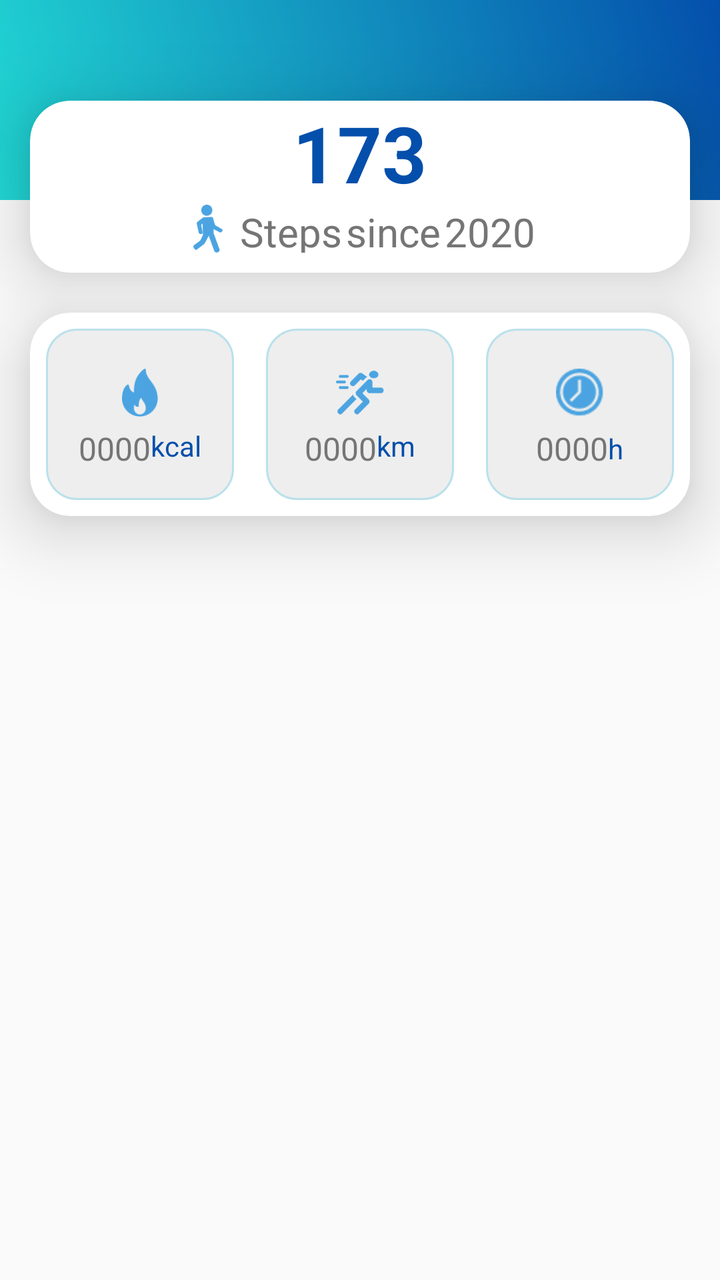
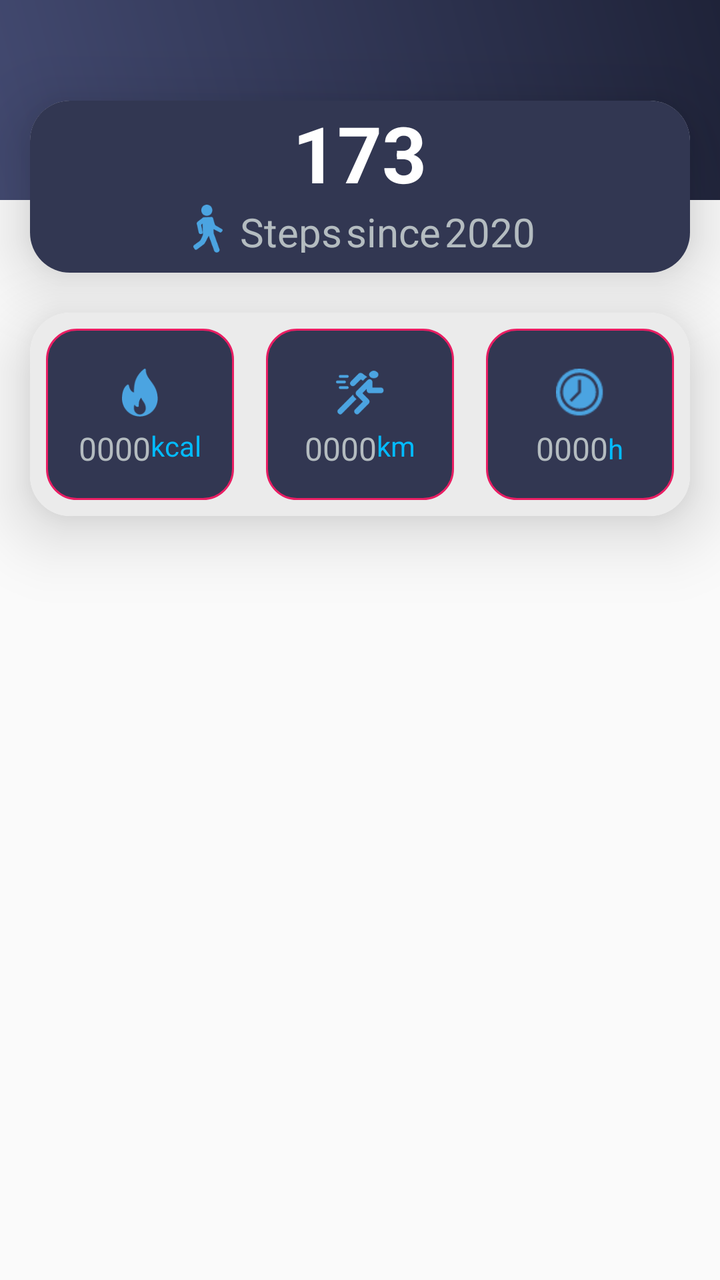

An Android layout rendered at two revisions. The XML below is the earlier revision; the diff shows what the commit changed to produce the second picture.
<!-- AndroidManifest.xml: application theme AppTheme -->
<!-- res/layout/card_training_summary.xml -->
<?xml version="1.0" encoding="utf-8"?>
<LinearLayout xmlns:android="http://schemas.android.com/apk/res/android"
    xmlns:app="http://schemas.android.com/apk/res-auto"
    android:id="@+id/training_overview_activity"
    android:layout_width="match_parent"
    android:layout_height="wrap_content"
    android:fitsSystemWindows="true"
    android:background="@color/transperent"

    android:orientation="vertical">

    <RelativeLayout
        android:layout_width="match_parent"
        android:background="@drawable/a1_grad"
        android:layout_height="100dp"/>

    <androidx.cardview.widget.CardView
        android:id="@+id/cardviewone"
        android:layout_width="match_parent"
        android:layout_height="wrap_content"
        android:layout_marginLeft="@dimen/text_15"
        android:layout_below="@+id/banner"
        android:layout_marginTop="-50dp"
        android:layout_marginRight="@dimen/text_15"
        android:orientation="horizontal"
        app:cardCornerRadius="20dp"

        app:cardElevation="20dip">

    <LinearLayout
        android:layout_width="match_parent"
        android:layout_height="match_parent"
        android:layout_weight="1"
        android:orientation="horizontal">

        <RelativeLayout
            android:layout_width="match_parent"
            android:layout_height="wrap_content"
            android:layout_gravity="center_vertical">

            <RelativeLayout
                android:layout_width="wrap_content"
                android:layout_height="wrap_content"
                android:layout_alignParentTop="true"
                android:layout_centerHorizontal="true"
                android:layout_gravity="center">

                <TextView
                    android:id="@+id/training_card_steps"
                    android:layout_width="wrap_content"
                    android:layout_height="wrap_content"
                    android:layout_centerHorizontal="true"
                    android:textColor="@color/colorPrimaryDark"
                    android:text="173"
                    android:textStyle="bold"
                    android:textIsSelectable="false"
                    android:textSize="39sp" />

                <RelativeLayout
                    android:layout_width="wrap_content"
                    android:layout_height="wrap_content"
                    android:layout_marginBottom="10dp"
                    android:layout_below="@id/training_card_steps"
                    android:layout_centerHorizontal="true"
                    >

                    <ImageView
                        android:id="@+id/imageView8"
                        android:layout_width="24dp"
                        android:layout_height="24dp"
                        android:layout_alignParentLeft="true"
                        android:layout_alignParentStart="true"
                        android:layout_centerInParent="true"
                        android:layout_marginEnd="4dp"
                        android:layout_marginRight="4dp"
                        android:src="@mipmap/icon_1" />

                    <TextView
                        android:id="@+id/textView18"
                        android:layout_width="wrap_content"
                        android:layout_height="wrap_content"
                        android:layout_alignBottom="@+id/imageView8"
                        android:layout_toEndOf="@+id/imageView8"
                        android:layout_toRightOf="@+id/imageView8"
                        android:text="@string/steps"
                        android:textSize="@dimen/text_20"
                        android:textColor="@color/darkgrey" />
                    <TextView
                        android:id="@+id/textView19"
                        android:layout_width="wrap_content"
                        android:layout_height="wrap_content"
                        android:layout_alignBottom="@+id/textView18"
                        android:layout_toEndOf="@+id/textView18"
                        android:layout_toRightOf="@+id/textView18"
                        android:text="@string/since"
                        android:textSize="@dimen/text_20"
                        android:layout_marginLeft="2sp"
                        android:layout_marginStart="2sp"
                        android:textColor="@color/darkgrey" />
                    <TextView
                        android:id="@+id/training_card_since"
                        android:layout_width="wrap_content"
                        android:layout_height="wrap_content"
                        android:layout_alignBottom="@+id/textView19"
                        android:layout_toEndOf="@+id/textView19"
                        android:layout_toRightOf="@+id/textView19"
                        android:layout_marginLeft="2sp"
                        android:layout_marginStart="2sp"
                        android:textSize="@dimen/text_20"
                        android:text="2020"
                        android:textColor="@color/darkgrey" />
                </RelativeLayout>
            </RelativeLayout>
        </RelativeLayout>

    </LinearLayout>
    </androidx.cardview.widget.CardView>

    <androidx.cardview.widget.CardView
        android:id="@+id/cardviewone"
        android:layout_marginBottom="20dp"
        android:layout_width="match_parent"
        android:layout_height="wrap_content"
        android:layout_marginLeft="@dimen/text_15"
        android:layout_below="@+id/banner"
        android:layout_marginTop="20dp"
        android:layout_marginRight="@dimen/text_15"
        android:orientation="horizontal"
        app:cardCornerRadius="20dp"

        app:cardElevation="20dip">

    <LinearLayout
        android:layout_width="match_parent"
        android:layout_height="match_parent"
        android:layout_weight="1"
        android:baselineAligned="false"
        android:orientation="horizontal">

        <RelativeLayout
            android:layout_width="match_parent"
            android:layout_margin="8dp"
            android:layout_height="match_parent"
            android:layout_weight="1">

            <RelativeLayout
                android:layout_width="match_parent"
                android:layout_height="wrap_content"
                android:layout_centerHorizontal="true"

                android:padding="10dp"
                android:background="@drawable/corner1"
                android:layout_centerVertical="true">



                <ImageView
                    android:id="@+id/imageView2"
                    android:layout_width="24dp"
                    android:layout_height="24dp"
                    android:layout_centerHorizontal="true"
                    android:layout_marginTop="10dp"
                    android:src="@mipmap/icon_3" />



                <RelativeLayout
                    android:layout_width="wrap_content"
                    android:layout_height="wrap_content"
                    android:layout_below="@id/imageView2"
                    android:layout_marginBottom="5dp"
                    android:layout_centerHorizontal="true"
                    android:layout_marginTop="5dp">



                    <TextView
                        android:id="@+id/training_card_calories"
                        android:layout_width="wrap_content"
                        android:layout_height="wrap_content"
                        android:layout_alignParentLeft="true"
                        android:layout_alignParentStart="true"
                        android:text="0000"
                        android:layout_centerInParent="true"
                        android:textColor="@color/darkgrey"
                        android:textSize="16sp" />

                    <TextView
                        android:id="@+id/calorieTitle"
                        android:layout_width="wrap_content"
                        android:layout_height="wrap_content"
                        android:gravity="bottom"
                        android:layout_centerHorizontal="true"
                        android:layout_alignBottom="@+id/imageView2"
                        android:layout_toEndOf="@+id/training_card_calories"
                        android:layout_toRightOf="@+id/training_card_calories"
                        android:text="@string/training_card_calories"

                        android:textColor="@color/colorPrimaryDark" />
                </RelativeLayout>
            </RelativeLayout>
        </RelativeLayout>

        <RelativeLayout
            android:layout_width="match_parent"
            android:layout_height="match_parent"
            android:layout_margin="8dp"
            android:layout_weight="1">

            <RelativeLayout
                android:layout_width="match_parent"
                android:layout_height="wrap_content"
                android:layout_centerHorizontal="true"

                android:padding="10dp"
                android:background="@drawable/corner1"
                android:layout_centerVertical="true">

                <ImageView
                    android:id="@+id/imageView4"
                    android:layout_width="24dp"
                    android:layout_height="24dp"
                    android:layout_centerHorizontal="true"
                    android:layout_marginTop="10dp"
                    android:src="@mipmap/icon_2" />


                <RelativeLayout
                    android:layout_width="wrap_content"
                    android:layout_height="wrap_content"
                    android:layout_below="@id/imageView4"
                    android:layout_centerHorizontal="true"
                    android:layout_marginBottom="5dp"

                    android:layout_marginTop="5dp">

                    <TextView
                        android:id="@+id/training_card_distance"
                        android:layout_width="wrap_content"
                        android:layout_height="wrap_content"
                        android:layout_alignParentLeft="true"
                        android:layout_alignParentStart="true"
                        android:text="0000"
                        android:layout_centerInParent="true"
                        android:textColor="@color/darkgrey"
                        android:textSize="16sp" />


                    <TextView
                        android:id="@+id/training_distance_title"
                        android:layout_width="wrap_content"
                        android:layout_height="wrap_content"
                        android:layout_alignBottom="@+id/imageView4"
                        android:layout_toEndOf="@+id/training_card_distance"
                        android:layout_toRightOf="@+id/training_card_distance"
                        android:text="@string/training_card_distance_km"
                        android:textColor="@color/colorPrimaryDark" />
                </RelativeLayout>
            </RelativeLayout>
        </RelativeLayout>

        <RelativeLayout
            android:layout_width="match_parent"
            android:layout_height="match_parent"
            android:layout_margin="8dp"
            android:layout_weight="1">

            <RelativeLayout
                android:layout_width="match_parent"
                android:layout_height="wrap_content"
                android:layout_centerHorizontal="true"
                android:padding="10dp"
                android:background="@drawable/corner1"
                android:layout_centerVertical="true">


                <ImageView
                    android:id="@+id/imageView3"
                    android:layout_width="24dp"
                    android:layout_height="24dp"
                    android:layout_centerHorizontal="true"
                    android:layout_marginTop="10dp"
                    android:src="@drawable/clock_3" />

                <RelativeLayout
                    android:layout_width="wrap_content"
                    android:layout_height="wrap_content"
                    android:layout_below="@id/imageView3"
                    android:layout_centerHorizontal="true"
                    android:layout_marginBottom="5dp"
                    android:layout_marginTop="5dp">


                    <TextView
                        android:id="@+id/training_card_duration"
                        android:layout_width="wrap_content"
                        android:layout_height="wrap_content"
                        android:layout_alignParentLeft="true"
                        android:layout_alignParentStart="true"
                        android:singleLine="true"
                        android:text="0000"
                        android:textColor="@color/darkgrey"
                        android:textSize="16sp" />


                    <TextView
                        android:id="@+id/textView11"
                        android:layout_width="wrap_content"
                        android:layout_height="wrap_content"
                        android:text="@string/training_card_duration"
                        android:textColor="@color/colorPrimaryDark"
                        android:layout_centerVertical="true"
                        android:layout_toRightOf="@+id/training_card_duration"
                        android:layout_toEndOf="@+id/training_card_duration" />
                </RelativeLayout>
            </RelativeLayout>
        </RelativeLayout>
    </LinearLayout>
    </androidx.cardview.widget.CardView>

</LinearLayout>
<!-- resources referenced by this layout -->
<resources>
  <color name="colorPrimaryDark">#044fab</color>
  <color name="darkgrey">#757575</color>
  <color name="transperent">#00ffffff</color>
  <dimen name="text_15">15sp</dimen>
  <dimen name="text_20">20sp</dimen>
  <!-- drawable a1_grad (drawable) -->
  <?xml version="1.0" encoding="utf-8"?>
  <shape xmlns:android="http://schemas.android.com/apk/res/android">
      <gradient
          android:angle="225"
          android:endColor="#21d6d3"
          android:startColor="#044fab" />
  
  
  </shape>
  <!-- drawable clock_3: png bitmap (drawable, 1368 bytes) -->
  <!-- drawable corner1 (drawable) -->
  <?xml version="1.0" encoding="utf-8"?>
  <shape xmlns:android="http://schemas.android.com/apk/res/android"
      android:shape="rectangle">
  
  
      <stroke
          android:width="1dp"
          android:color="#BBE1EB"/>
  
      <corners android:radius="15dp"/>
  
      <solid
          android:color="#EEEEEE"/>
  
  </shape>
  <!-- mipmap icon_1: png bitmap (mipmap-xhdpi, 1923 bytes) -->
  <!-- mipmap icon_2: png bitmap (mipmap-xhdpi, 2374 bytes) -->
  <!-- mipmap icon_3: png bitmap (mipmap-xhdpi, 1640 bytes) -->
  <string name="since">since</string>
  <string name="steps">Steps</string>
  <string name="training_card_calories">kcal</string>
  <string name="training_card_distance_km">km</string>
  <string name="training_card_duration">h</string>
  <style name="AppTheme" parent="Theme.AppCompat.Light.DarkActionBar">
          
          <item name="colorPrimary">@color/colorPrimary</item>
          <item name="colorPrimaryDark">@color/colorPrimaryDark</item>
          <item name="colorAccent">@color/colorAccent</item>
      </style>
  <color name="colorPrimary">#36D1DC</color>
  <color name="colorAccent">#03DAC5</color>
</resources>

<!-- the commit's change to res/layout/card_training_summary.xml (unified diff, before → after) -->
@@ -31,7 +31,8 @@
         android:layout_width="match_parent"
         android:layout_height="match_parent"
         android:layout_weight="1"
-        android:orientation="horizontal">
+        android:orientation="horizontal"
+        android:background="#323752">
 
         <RelativeLayout
             android:layout_width="match_parent"
@@ -50,7 +51,7 @@
                     android:layout_width="wrap_content"
                     android:layout_height="wrap_content"
                     android:layout_centerHorizontal="true"
-                    android:textColor="@color/colorPrimaryDark"
+                    android:textColor="@color/white"
                     android:text="173"
                     android:textStyle="bold"
                     android:textIsSelectable="false"
@@ -84,7 +85,7 @@
                         android:layout_toRightOf="@+id/imageView8"
                         android:text="@string/steps"
                         android:textSize="@dimen/text_20"
-                        android:textColor="@color/darkgrey" />
+                        android:textColor="@color/textColor" />
                     <TextView
                         android:id="@+id/textView19"
                         android:layout_width="wrap_content"
@@ -96,7 +97,7 @@
                         android:textSize="@dimen/text_20"
                         android:layout_marginLeft="2sp"
                         android:layout_marginStart="2sp"
-                        android:textColor="@color/darkgrey" />
+                        android:textColor="@color/textColor" />
                     <TextView
                         android:id="@+id/training_card_since"
                         android:layout_width="wrap_content"
@@ -108,7 +109,7 @@
                         android:layout_marginStart="2sp"
                         android:textSize="@dimen/text_20"
                         android:text="2020"
-                        android:textColor="@color/darkgrey" />
+                        android:textColor="@color/textColor" />
                 </RelativeLayout>
             </RelativeLayout>
         </RelativeLayout>
@@ -135,134 +136,13 @@
         android:layout_height="match_parent"
         android:layout_weight="1"
         android:baselineAligned="false"
-        android:orientation="horizontal">
+        android:orientation="horizontal"
+        android:background="#EBEBEB">
 
         <RelativeLayout
             android:layout_width="match_parent"
             android:layout_margin="8dp"
             android:layout_height="match_parent"
-            android:layout_weight="1">
-
-            <RelativeLayout
-                android:layout_width="match_parent"
-                android:layout_height="wrap_content"
-                android:layout_centerHorizontal="true"
-
-                android:padding="10dp"
-                android:background="@drawable/corner1"
-                android:layout_centerVertical="true">
-
-
-
-                <ImageView
-                    android:id="@+id/imageView2"
-                    android:layout_width="24dp"
-                    android:layout_height="24dp"
-                    android:layout_centerHorizontal="true"
-                    android:layout_marginTop="10dp"
-                    android:src="@mipmap/icon_3" />
-
-
-
-                <RelativeLayout
-                    android:layout_width="wrap_content"
-                    android:layout_height="wrap_content"
-                    android:layout_below="@id/imageView2"
-                    android:layout_marginBottom="5dp"
-                    android:layout_centerHorizontal="true"
-                    android:layout_marginTop="5dp">
-
-
-
-                    <TextView
-                        android:id="@+id/training_card_calories"
-                        android:layout_width="wrap_content"
-                        android:layout_height="wrap_content"
-                        android:layout_alignParentLeft="true"
-                        android:layout_alignParentStart="true"
-                        android:text="0000"
-                        android:layout_centerInParent="true"
-                        android:textColor="@color/darkgrey"
-                        android:textSize="16sp" />
-
-                    <TextView
-                        android:id="@+id/calorieTitle"
-                        android:layout_width="wrap_content"
-                        android:layout_height="wrap_content"
-                        android:gravity="bottom"
-                        android:layout_centerHorizontal="true"
-                        android:layout_alignBottom="@+id/imageView2"
-                        android:layout_toEndOf="@+id/training_card_calories"
-                        android:layout_toRightOf="@+id/training_card_calories"
-                        android:text="@string/training_card_calories"
-
-                        android:textColor="@color/colorPrimaryDark" />
-                </RelativeLayout>
-            </RelativeLayout>
-        </RelativeLayout>
-
-        <RelativeLayout
-            android:layout_width="match_parent"
-            android:layout_height="match_parent"
-            android:layout_margin="8dp"
-            android:layout_weight="1">
-
-            <RelativeLayout
-                android:layout_width="match_parent"
-                android:layout_height="wrap_content"
-                android:layout_centerHorizontal="true"
-
-                android:padding="10dp"
-                android:background="@drawable/corner1"
-                android:layout_centerVertical="true">
-
-                <ImageView
-                    android:id="@+id/imageView4"
-                    android:layout_width="24dp"
-                    android:layout_height="24dp"
-                    android:layout_centerHorizontal="true"
-                    android:layout_marginTop="10dp"
-                    android:src="@mipmap/icon_2" />
-
-
-                <RelativeLayout
-                    android:layout_width="wrap_content"
-                    android:layout_height="wrap_content"
-                    android:layout_below="@id/imageView4"
-                    android:layout_centerHorizontal="true"
-                    android:layout_marginBottom="5dp"
-
-                    android:layout_marginTop="5dp">
-
-                    <TextView
-                        android:id="@+id/training_card_distance"
-                        android:layout_width="wrap_content"
-                        android:layout_height="wrap_content"
-                        android:layout_alignParentLeft="true"
-                        android:layout_alignParentStart="true"
-                        android:text="0000"
-                        android:layout_centerInParent="true"
-                        android:textColor="@color/darkgrey"
-                        android:textSize="16sp" />
-
-
-                    <TextView
-                        android:id="@+id/training_distance_title"
-                        android:layout_width="wrap_content"
-                        android:layout_height="wrap_content"
-                        android:layout_alignBottom="@+id/imageView4"
-                        android:layout_toEndOf="@+id/training_card_distance"
-                        android:layout_toRightOf="@+id/training_card_distance"
-                        android:text="@string/training_card_distance_km"
-                        android:textColor="@color/colorPrimaryDark" />
-                </RelativeLayout>
-            </RelativeLayout>
-        </RelativeLayout>
-
-        <RelativeLayout
-            android:layout_width="match_parent"
-            android:layout_height="match_parent"
-            android:layout_margin="8dp"
             android:layout_weight="1">
 
             <RelativeLayout
@@ -274,6 +154,127 @@
                 android:layout_centerVertical="true">
 
 
+
+                <ImageView
+                    android:id="@+id/imageView2"
+                    android:layout_width="24dp"
+                    android:layout_height="24dp"
+                    android:layout_centerHorizontal="true"
+                    android:layout_marginTop="10dp"
+                    android:src="@mipmap/icon_3" />
+
+
+
+                <RelativeLayout
+                    android:layout_width="wrap_content"
+                    android:layout_height="wrap_content"
+                    android:layout_below="@id/imageView2"
+                    android:layout_marginBottom="5dp"
+                    android:layout_centerHorizontal="true"
+                    android:layout_marginTop="5dp">
+
+
+
+                    <TextView
+                        android:id="@+id/training_card_calories"
+                        android:layout_width="wrap_content"
+                        android:layout_height="wrap_content"
+                        android:layout_alignParentLeft="true"
+                        android:layout_alignParentStart="true"
+                        android:text="0000"
+                        android:layout_centerInParent="true"
+                        android:textColor="@color/textColor"
+                        android:textSize="16sp" />
+
+                    <TextView
+                        android:id="@+id/calorieTitle"
+                        android:layout_width="wrap_content"
+                        android:layout_height="wrap_content"
+                        android:gravity="bottom"
+                        android:layout_centerHorizontal="true"
+                        android:layout_alignBottom="@+id/imageView2"
+                        android:layout_toEndOf="@+id/training_card_calories"
+                        android:layout_toRightOf="@+id/training_card_calories"
+                        android:text="@string/training_card_calories"
+
+                        android:textColor="@color/colorSkyBlue" />
+                </RelativeLayout>
+            </RelativeLayout>
+        </RelativeLayout>
+
+        <RelativeLayout
+            android:layout_width="match_parent"
+            android:layout_height="match_parent"
+            android:layout_margin="8dp"
+            android:layout_weight="1">
+
+            <RelativeLayout
+                android:layout_width="match_parent"
+                android:layout_height="wrap_content"
+                android:layout_centerHorizontal="true"
+
+                android:padding="10dp"
+                android:background="@drawable/corner1"
+                android:layout_centerVertical="true">
+
+                <ImageView
+                    android:id="@+id/imageView4"
+                    android:layout_width="24dp"
+                    android:layout_height="24dp"
+                    android:layout_centerHorizontal="true"
+                    android:layout_marginTop="10dp"
+                    android:src="@mipmap/icon_2" />
+
+
+                <RelativeLayout
+                    android:layout_width="wrap_content"
+                    android:layout_height="wrap_content"
+                    android:layout_below="@id/imageView4"
+                    android:layout_centerHorizontal="true"
+                    android:layout_marginBottom="5dp"
+
+                    android:layout_marginTop="5dp">
+
+                    <TextView
+                        android:id="@+id/training_card_distance"
+                        android:layout_width="wrap_content"
+                        android:layout_height="wrap_content"
+                        android:layout_alignParentLeft="true"
+                        android:layout_alignParentStart="true"
+                        android:text="0000"
+                        android:layout_centerInParent="true"
+                        android:textColor="@color/textColor"
+                        android:textSize="16sp" />
+
+
+                    <TextView
+                        android:id="@+id/training_distance_title"
+                        android:layout_width="wrap_content"
+                        android:layout_height="wrap_content"
+                        android:layout_alignBottom="@+id/imageView4"
+                        android:layout_toEndOf="@+id/training_card_distance"
+                        android:layout_toRightOf="@+id/training_card_distance"
+                        android:text="@string/training_card_distance_km"
+                        android:textColor="@color/colorSkyBlue" />
+                </RelativeLayout>
+            </RelativeLayout>
+        </RelativeLayout>
+
+        <RelativeLayout
+            android:layout_width="match_parent"
+            android:layout_height="match_parent"
+            android:layout_margin="8dp"
+            android:layout_weight="1">
+
+            <RelativeLayout
+                android:layout_width="match_parent"
+                android:layout_height="wrap_content"
+                android:layout_centerHorizontal="true"
+                android:padding="10dp"
+                android:background="@drawable/corner1"
+                android:layout_centerVertical="true">
+
+
                 <ImageView
                     android:id="@+id/imageView3"
                     android:layout_width="24dp"
@@ -299,7 +300,7 @@
                         android:layout_alignParentStart="true"
                         android:singleLine="true"
                         android:text="0000"
-                        android:textColor="@color/darkgrey"
+                        android:textColor="@color/textColor"
                         android:textSize="16sp" />
 
 
@@ -308,7 +309,7 @@
                         android:layout_width="wrap_content"
                         android:layout_height="wrap_content"
                         android:text="@string/training_card_duration"
-                        android:textColor="@color/colorPrimaryDark"
+                        android:textColor="@color/colorSkyBlue"
                         android:layout_centerVertical="true"
                         android:layout_toRightOf="@+id/training_card_duration"
                         android:layout_toEndOf="@+id/training_card_duration" />
<!-- resource entries referenced after the edit -->
@@ -1,8 +1,10 @@
 <!-- resources referenced by this layout -->
 <resources>
-  <color name="colorPrimaryDark">#044fab</color>
-  <color name="darkgrey">#757575</color>
+  <color name="colorSkyBlue">#03BBFF</color>
+  <color name="textColor">#ffb4bcc0</color>
+  <color name="colorPrimaryDark">#1F2339</color>
   <color name="transperent">#00ffffff</color>
+  <color name="white">#ffffff</color>
   <dimen name="text_15">15sp</dimen>
   <dimen name="text_20">20sp</dimen>
   <!-- drawable a1_grad (drawable) -->
@@ -10,8 +12,8 @@
   <shape xmlns:android="http://schemas.android.com/apk/res/android">
       <gradient
           android:angle="225"
-          android:endColor="#21d6d3"
-          android:startColor="#044fab" />
+          android:endColor="#434A71"
+          android:startColor="#1F2339" />
   
   
   </shape>
@@ -24,12 +26,12 @@
   
       <stroke
           android:width="1dp"
-          android:color="#BBE1EB"/>
+          android:color="#E91E63"/>
   
       <corners android:radius="15dp"/>
   
       <solid
-          android:color="#EEEEEE"/>
+          android:color="#323752"/>
   
   </shape>
   <!-- mipmap icon_1: png bitmap (mipmap-xhdpi, 1923 bytes) -->
@@ -46,7 +48,7 @@
           <item name="colorPrimaryDark">@color/colorPrimaryDark</item>
           <item name="colorAccent">@color/colorAccent</item>
       </style>
-  <color name="colorPrimary">#36D1DC</color>
-  <color name="colorAccent">#03DAC5</color>
+  <color name="colorPrimary">#434A71</color>
+  <color name="colorAccent">#1F2339</color>
 </resources>
 
